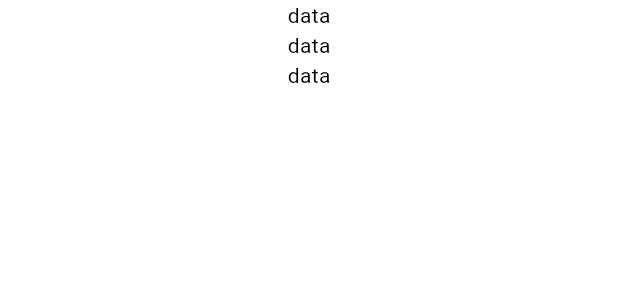
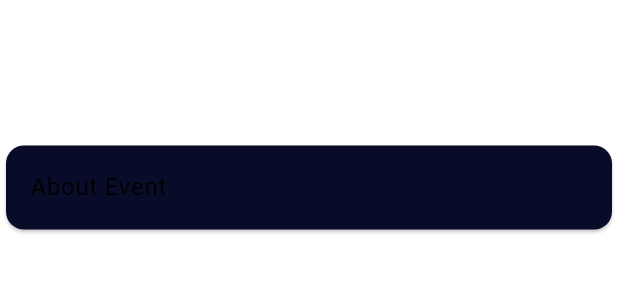
Before and after one commit to kidsonfilms-python-rules/Utsav-App-Guest, a Flutter app: the TicketsPage widget shown alone on an empty page, opened directly, swiped to page 2, on a phone screen of 412 x 824 dp. Shown: the top 300 px of the screen. Run offline on Flutter 3.47's test engine with Material 3 defaults, Android fonts, the phone set to English and light mode, and no system bars; our stand-ins replace barcode_widget, carousel_slider, font_awesome_flutter, google_fonts, google_maps_flutter, google_nav_bar and 2 more; missing offline and left inert: sliding_up_panel2.

Commit message:
Ticket Page UI Updates

```diff
--- a/lib/pages/Tickets.dart
+++ b/lib/pages/Tickets.dart
@@ -290,9 +290,27 @@ class _TicketsPageState extends State<TicketsPage> {
           ],
         ),
       Column(children: [
-        Text("data"),
-        Text("data"),
-        Text("data")
+        SizedBox(height: 50,),
+        Text(
+              "TICKET OPTIONS",
+              style: GoogleFonts.getFont(
+                "Roboto Condensed",
+                textStyle: TextStyle(
+                  color: DesignConstants.TEXT_PRIMARY_COLOR,
+                  fontSize: 30,
+                  fontStyle: FontStyle.normal,
+                ),
+              ),
+              textAlign: TextAlign.center,
+            ),
+            Card(
+              color: DesignConstants.PRIMARY_CARD_COLOR,
+              child: ListBody(
+                children: [
+                  ListTile(title: Text("About Event"),)
+                ],
+              ),
+            )
       ],)
       ]
     );
--- a/lib/widgets/AnimatedCarouselIndicator.dart
+++ b/lib/widgets/AnimatedCarouselIndicator.dart
@@ -1,4 +1,5 @@
 import 'package:flutter/material.dart';
+import 'package:smooth_page_indicator/smooth_page_indicator.dart';
 import 'package:utsav_app/util/DesignConstants.dart';
 
 class AnimatedCarouselIndicator extends StatelessWidget {
@@ -31,33 +32,18 @@ class AnimatedCarouselIndicator extends StatelessWidget {
                     .PRIMARY_CARD_COLOR, // Replace with your primary card color if needed
             borderRadius: BorderRadius.circular(25),
           ),
-          child: Row(
-            mainAxisAlignment: MainAxisAlignment.center,
-            children: List.generate(itemCount, (index) {
-              double width = 10.0;
-              double height = 10.0;
-              Color color = inactiveIndicatorColor;
-
-              if (index == activeIndex) {
-                width = 20.0; // Active indicator width
-                height = 10.0; // Active indicator height (elongated)
-                color = activeIndicatorColor;
-              }
-
-              return GestureDetector(
-                onTap: () => onDotTapped(index),
-                child: AnimatedContainer(
-                  duration: const Duration(milliseconds: 300),
-                  margin: const EdgeInsets.symmetric(horizontal: 4),
-                  width: width,
-                  height: height,
-                  decoration: BoxDecoration(
-                    color: color,
-                    borderRadius: BorderRadius.circular(12),
-                  ),
-                ),
-              );
-            }),
+          alignment: Alignment.center,
+          child: AnimatedSmoothIndicator(
+            activeIndex: activeIndex,
+            count: itemCount,
+            effect: ScrollingDotsEffect(
+              activeDotColor: activeIndicatorColor,
+              dotColor: inactiveIndicatorColor,
+              dotHeight: 10,
+              dotWidth: 10,
+              activeStrokeWidth: 3,
+            ),
+            onDotClicked: (index) => onDotTapped(index),
           ),
         );
       },
--- a/pubspec.yaml
+++ b/pubspec.yaml
@@ -44,6 +44,7 @@ dependencies:
   google_maps_flutter_android: ^2.14.14
   sliding_up_panel2: ^3.3.0+1
   mapbox_maps_flutter: ^2.6.1
+  smooth_page_indicator: ^1.2.1
 
 dev_dependencies:
   flutter_test:
```
Also changed, not shown: lib/pages/Settings.dart (added, +49 -0 lines), pubspec.lock.
